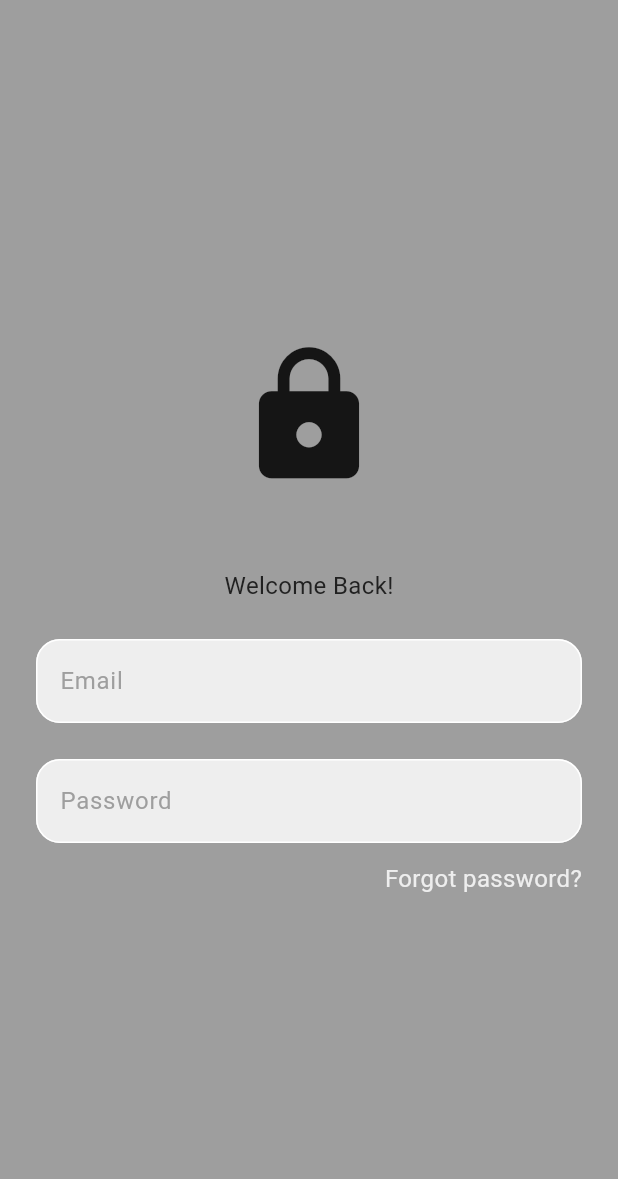
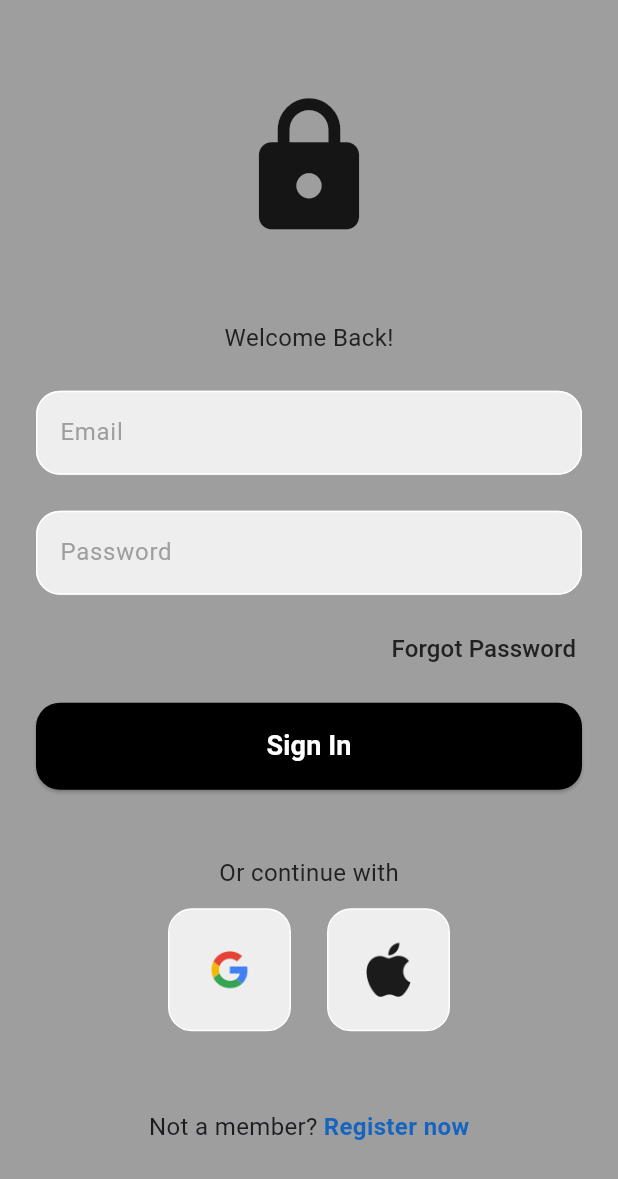
Before and after one commit to caiovellani/authentication, a Flutter app: the screen it shows after launch, on a phone screen of 412 x 824 dp. Shown: the top 1179 px of the screen. Run offline on Flutter 3.47's test engine with Material 3 defaults, Android fonts, the phone set to English and light mode, and no system bars; our stand-ins replace firebase_auth, firebase_core; accounts and stored records are empty.

Commit message:
refactor: refactor controllertext names, change color, create function signUserIn to Log in

```diff
--- a/lib/src/pages/login_page.dart
+++ b/lib/src/pages/login_page.dart
@@ -1,14 +1,43 @@
+import 'package:firebase_auth/firebase_auth.dart';
 import 'package:flutter/material.dart';
 
+import '../components/button.dart';
+import '../components/square_tile.dart';
 import '../components/textfield.dart';
 
-class LoginPage extends StatelessWidget {
-  const LoginPage({super.key});
+class LoginPage extends StatefulWidget {
+  final Function()? onTap;
+  const LoginPage({
+    super.key,
+    required this.onTap,
+  });
 
   @override
+  State<LoginPage> createState() => _LoginPageState();
+}
+
+class _LoginPageState extends State<LoginPage> {
+  @override
   Widget build(BuildContext context) {
-    final userNameController = TextEditingController();
+    final emailController = TextEditingController();
     final passwordController = TextEditingController();
+
+    void signUserIn() async {
+      showDialog(
+        context: context,
+        builder: (context) {
+          return const Center(
+            child: CircularProgressIndicator(),
+          );
+        },
+      );
+
+      await FirebaseAuth.instance.signInWithEmailAndPassword(
+        email: emailController.text,
+        password: passwordController.text,
+      );
+      Navigator.pop(context);
+    }
 
     EdgeInsets padding = MediaQuery.viewPaddingOf(context);
     double topPadding = padding.top;
@@ -44,7 +73,7 @@ class LoginPage extends StatelessWidget {
                 const SizedBox(height: 24),
                 MyTextField(
                   hintText: 'Email',
-                  controller: userNameController,
+                  controller: emailController,
                   obscureText: false,
                 ),
                 const SizedBox(height: 24),
@@ -55,20 +84,70 @@ class LoginPage extends StatelessWidget {
                 ),
                 const SizedBox(height: 12),
                 Padding(
-                  padding: const EdgeInsets.symmetric(horizontal: 24),
-                  child: Row(
-                    mainAxisAlignment: MainAxisAlignment.end,
-                    children: [
-                      Text(
-                        'Forgot password?',
+                  padding: const EdgeInsets.only(right: 16),
+                  child: Align(
+                    alignment: Alignment.centerRight,
+                    child: TextButton(
+                      onPressed: () {},
+                      child: Text(
+                        'Forgot Password',
                         style: TextStyle(
-                          color: Colors.grey[200],
                           fontSize: 16,
+                          color: Colors.grey[900],
                         ),
                       ),
-                    ],
+                    ),
                   ),
-                )
+                ),
+                const SizedBox(height: 12),
+                MyButton(
+                  onTap: signUserIn,
+                  message: 'Sign In',
+                ),
+                const SizedBox(height: 44),
+                Row(
+                  mainAxisAlignment: MainAxisAlignment.center,
+                  children: [
+                    Text(
+                      'Or continue with',
+                      style: TextStyle(color: Colors.grey[900], fontSize: 16),
+                    ),
+                  ],
+                ),
+                const SizedBox(height: 12),
+                const Row(
+                  mainAxisAlignment: MainAxisAlignment.center,
+                  children: [
+                    // Google Button
+                    SquareTile(imagePath: 'assets/images/google.png'),
+
+                    SizedBox(width: 24),
+                    // Apple Button
+                    SquareTile(imagePath: 'assets/images/apple.png'),
+                  ],
+                ),
+                const SizedBox(height: 52),
+                Row(
+                  mainAxisAlignment: MainAxisAlignment.center,
+                  children: [
+                    const Text(
+                      'Not a member?',
+                      style: TextStyle(fontSize: 16),
+                    ),
+                    const SizedBox(width: 4),
+                    GestureDetector(
+                      onTap: widget.onTap,
+                      child: Text(
+                        'Register now',
+                        style: TextStyle(
+                          fontSize: 16,
+                          fontWeight: FontWeight.bold,
+                          color: Colors.blue[800],
+                        ),
+                      ),
+                    ),
+                  ],
+                ),
               ],
             ),
           ),
```
